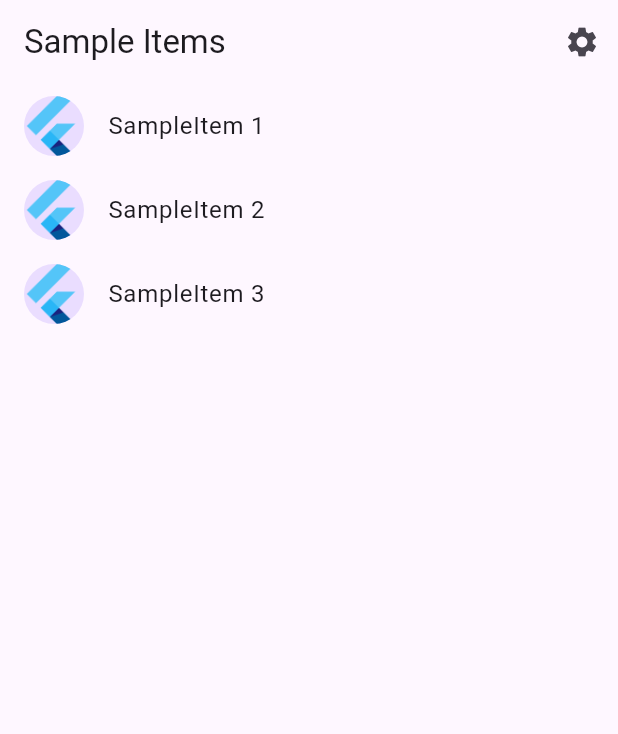
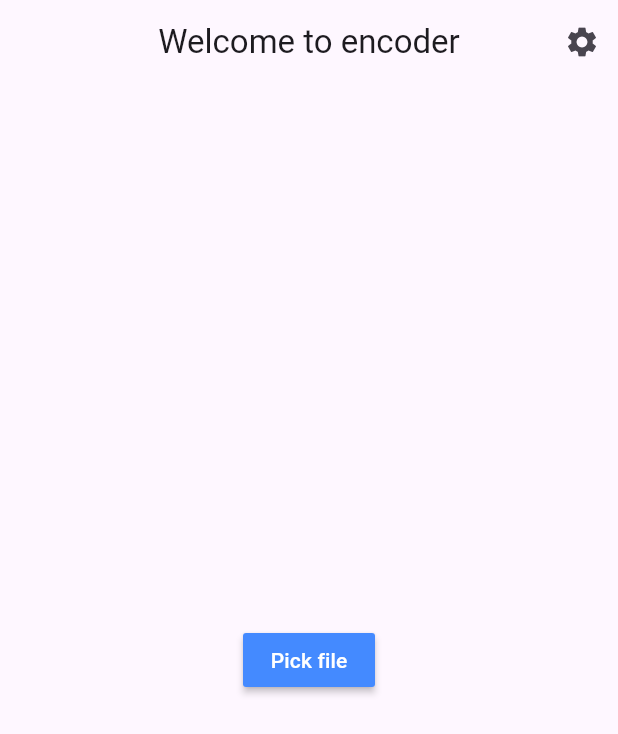
Before and after one commit to iorhael/flutter_encoder, a Flutter app: the screen it shows after launch, on a phone screen of 412 x 824 dp. Shown: the top 734 px of the screen. Run offline on Flutter 3.47's test engine with Material 3 defaults, Android fonts, the phone set to English and light mode, and no system bars; our stand-ins replace file_picker; generated files the repository leaves out were written again.

Commit message:
Add file picking functionality (#1)
* Add picker button

* Add picker functionality

```diff
--- a/lib/src/app.dart
+++ b/lib/src/app.dart
@@ -2,19 +2,20 @@ import 'package:flutter/material.dart';
 import 'package:flutter_gen/gen_l10n/app_localizations.dart';
 import 'package:flutter_localizations/flutter_localizations.dart';
 
-import 'sample_feature/sample_item_details_view.dart';
-import 'sample_feature/sample_item_list_view.dart';
+import 'file_picker_feature/file_picker_view.dart';
+import 'file_picker_feature/file_picker_controller.dart';
 import 'settings/settings_controller.dart';
 import 'settings/settings_view.dart';
 
 /// The Widget that configures your application.
 class MyApp extends StatelessWidget {
-  const MyApp({
+  MyApp({
     super.key,
     required this.settingsController,
   });
 
   final SettingsController settingsController;
+  final FilePickerController filePickerController = FilePickerController();
 
   @override
   Widget build(BuildContext context) {
@@ -69,11 +70,8 @@ class MyApp extends StatelessWidget {
                 switch (routeSettings.name) {
                   case SettingsView.routeName:
                     return SettingsView(controller: settingsController);
-                  case SampleItemDetailsView.routeName:
-                    return const SampleItemDetailsView();
-                  case SampleItemListView.routeName:
                   default:
-                    return const SampleItemListView();
+                    return FilePickerView(controller: filePickerController);
                 }
               },
             );
--- /dev/null
+++ b/lib/src/file_picker_feature/file_picker_view.dart
@@ -0,0 +1,46 @@
+import 'package:flutter/material.dart';
+import '../settings/settings_view.dart';
+import 'file_picker_controller.dart';
+
+class FilePickerView extends StatelessWidget {
+  const FilePickerView ({super.key, required this.controller});
+
+  static const routeName = '/';
+
+  final FilePickerController controller;
+
+  @override
+  Widget build(BuildContext context) {
+    return Scaffold(
+      appBar: AppBar(
+        title: const Text('Welcome to encoder'),
+        centerTitle: true,
+        actions: [
+          IconButton(
+            icon: const Icon(Icons.settings),
+            onPressed: () {
+              Navigator.restorablePushNamed(context, SettingsView.routeName);
+            },
+          ),
+        ],
+      ),
+      body: Center(
+        child: Column(
+          mainAxisAlignment: MainAxisAlignment.center,
+          children: [
+            MaterialButton(
+              onPressed: () {
+                controller.pickFile();
+              },
+              color: Colors.blueAccent,
+              child: const Text(
+                'Pick file',
+                style: TextStyle(color: Colors.white),
+              ),
+            ),
+          ],
+        ),
+      ),
+    );
+  }
+}
--- a/lib/src/sample_feature/sample_item.dart
+++ /dev/null
@@ -1,6 +0,0 @@
-/// A placeholder class that represents an entity or model.
-class SampleItem {
-  const SampleItem(this.id);
-
-  final int id;
-}
--- a/lib/src/sample_feature/sample_item_list_view.dart
+++ /dev/null
@@ -1,71 +0,0 @@
-import 'package:flutter/material.dart';
-
-import '../settings/settings_view.dart';
-import 'sample_item.dart';
-import 'sample_item_details_view.dart';
-
-/// Displays a list of SampleItems.
-class SampleItemListView extends StatelessWidget {
-  const SampleItemListView({
-    super.key,
-    this.items = const [SampleItem(1), SampleItem(2), SampleItem(3)],
-  });
-
-  static const routeName = '/';
-
-  final List<SampleItem> items;
-
-  @override
-  Widget build(BuildContext context) {
-    return Scaffold(
-      appBar: AppBar(
-        title: const Text('Sample Items'),
-        actions: [
-          IconButton(
-            icon: const Icon(Icons.settings),
-            onPressed: () {
-              // Navigate to the settings page. If the user leaves and returns
-              // to the app after it has been killed while running in the
-              // background, the navigation stack is restored.
-              Navigator.restorablePushNamed(context, SettingsView.routeName);
-            },
-          ),
-        ],
-      ),
-
-      // To work with lists that may contain a large number of items, it’s best
-      // to use the ListView.builder constructor.
-      //
-      // In contrast to the default ListView constructor, which requires
-      // building all Widgets up front, the ListView.builder constructor lazily
-      // builds Widgets as they’re scrolled into view.
-      body: ListView.builder(
-        // Providing a restorationId allows the ListView to restore the
-        // scroll position when a user leaves and returns to the app after it
-        // has been killed while running in the background.
-        restorationId: 'sampleItemListView',
-        itemCount: items.length,
-        itemBuilder: (BuildContext context, int index) {
-          final item = items[index];
-
-          return ListTile(
-            title: Text('SampleItem ${item.id}'),
-            leading: const CircleAvatar(
-              // Display the Flutter Logo image asset.
-              foregroundImage: AssetImage('assets/images/flutter_logo.png'),
-            ),
-            onTap: () {
-              // Navigate to the details page. If the user leaves and returns to
-              // the app after it has been killed while running in the
-              // background, the navigation stack is restored.
-              Navigator.restorablePushNamed(
-                context,
-                SampleItemDetailsView.routeName,
-              );
-            }
-          );
-        },
-      ),
-    );
-  }
-}
--- a/lib/src/settings/settings_view.dart
+++ b/lib/src/settings/settings_view.dart
@@ -17,7 +17,7 @@ class SettingsView extends StatelessWidget {
   Widget build(BuildContext context) {
     return Scaffold(
       appBar: AppBar(
-        title: const Text('Some shit'),
+        title: const Text('Choose theme'),
       ),
       body: Padding(
         padding: const EdgeInsets.all(16),
--- a/pubspec.yaml
+++ b/pubspec.yaml
@@ -10,16 +10,18 @@ environment:
   sdk: ^3.5.3
 
 dependencies:
+  file_picker: ^8.1.2
   flutter:
     sdk: flutter
   flutter_localizations:
     sdk: flutter
+  open_file: ^3.5.8
 
 dev_dependencies:
   flutter_test:
     sdk: flutter
 
-  flutter_lints: ^4.0.0
+  flutter_lints: ^5.0.0
 
 flutter:
   uses-material-design: true
```
Also changed, not shown: lib/src/file_picker_feature/file_picker_controller.dart (added, +14 -0 lines), lib/src/sample_feature/sample_item_details_view.dart (deleted, +0 -20 lines), pubspec.lock, 3 other files.
